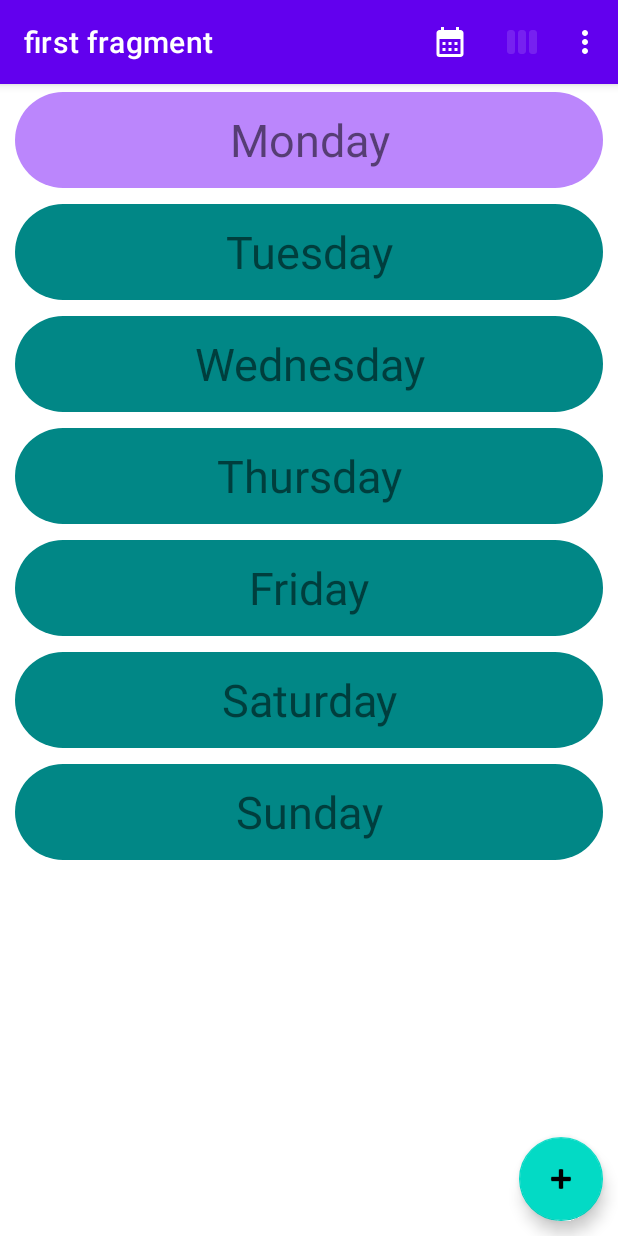
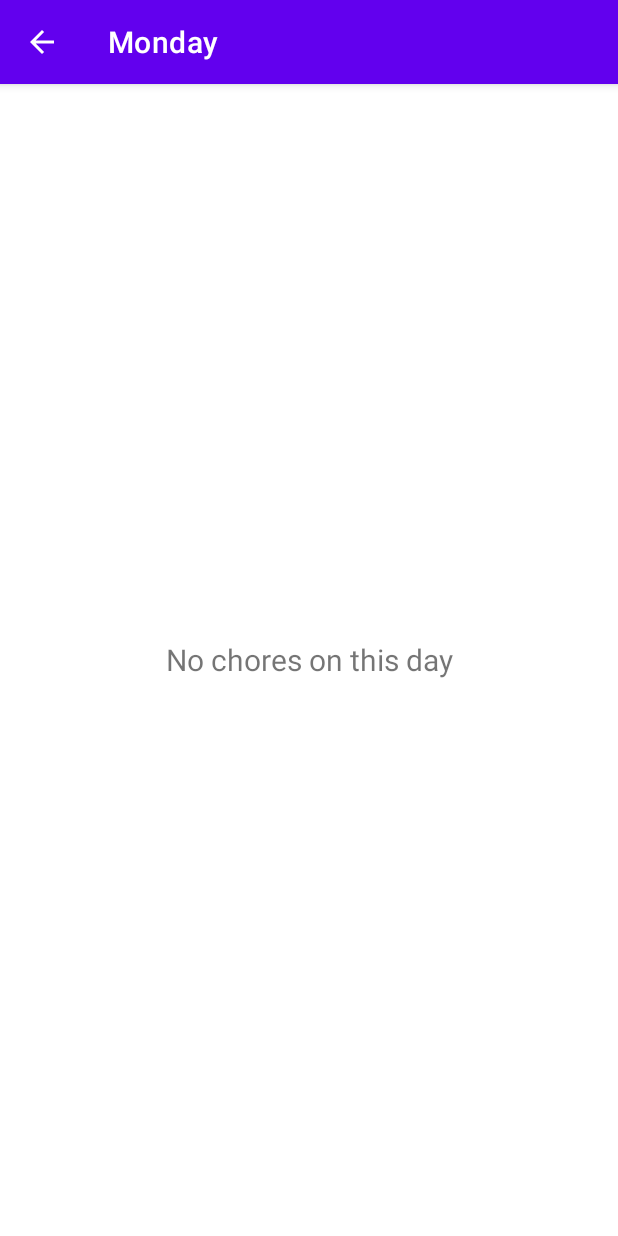
Before and after one commit to zamixn/ChoresRPG, an Android app: the screen it shows after launch (MainActivity before the commit, DayActivity after it), after a tap on an icon or button, on a phone screen of 412 x 824 dp. Run offline under Robolectric (Android 15) with nearby library versions, the phone set to English and light mode, and no system bars; our stand-ins replace navigation-ui.

Commit message:
day activity

```diff
--- a/app/src/main/AndroidManifest.xml
+++ b/app/src/main/AndroidManifest.xml
@@ -32,6 +32,10 @@
             android:exported="false"
             android:label="@string/monthly_view"
             android:theme="@style/Theme.ChoresRPG.NoActionBar" />
+        <activity
+            android:name=".DayActivity"
+            android:exported="false"
+            android:theme="@style/Theme.ChoresRPG.NoActionBar" />
     </application>
 
 </manifest>
--- a/app/src/main/java/com/zsoftware/choresrpg/ChoreListFragment.java
+++ b/app/src/main/java/com/zsoftware/choresrpg/ChoreListFragment.java
@@ -5,9 +5,10 @@ import android.view.LayoutInflater;
 import android.view.View;
 import android.view.ViewGroup;
 import android.widget.ImageView;
-import android.widget.ListView;
+import android.widget.LinearLayout;
 
 import androidx.annotation.NonNull;
+import androidx.core.content.ContextCompat;
 import androidx.fragment.app.Fragment;
 import androidx.navigation.fragment.NavHostFragment;
 
@@ -22,7 +23,7 @@ import java.util.List;
 public class ChoreListFragment extends Fragment {
 
     private FragmentChoreListBinding binding;
-    private Dictionary<WeekDay, ListView> ChoreLists;
+    private Dictionary<WeekDay, LinearLayout> ChoreLists;
     private Dictionary<WeekDay, ImageView> WeekImages;
 
     @Override
@@ -38,14 +39,14 @@ public class ChoreListFragment extends Fragment {
     public void onViewCreated(@NonNull View view, Bundle savedInstanceState) {
         super.onViewCreated(view, savedInstanceState);
 
-        ChoreLists = new Hashtable<WeekDay, ListView>();
-        ChoreLists.put(WeekDay.Monday, binding.mondayChoreListListView);
-        ChoreLists.put(WeekDay.Tuesday, binding.tuesdayChoreListListView);
-        ChoreLists.put(WeekDay.Wednesday, binding.wednesdayChoreListListView);
-        ChoreLists.put(WeekDay.Thursday, binding.thursdayChoreListListView);
-        ChoreLists.put(WeekDay.Friday, binding.fridayChoreListListView);
-        ChoreLists.put(WeekDay.Saturday, binding.saturdayChoreListListView);
-        ChoreLists.put(WeekDay.Sunday, binding.sundayChoreListListView);
+        ChoreLists = new Hashtable<WeekDay, LinearLayout>();
+        ChoreLists.put(WeekDay.Monday, binding.mondayChoreList);
+        ChoreLists.put(WeekDay.Tuesday, binding.tuesdayChoreList);
+        ChoreLists.put(WeekDay.Wednesday, binding.wednesdayChoreList);
+        ChoreLists.put(WeekDay.Thursday, binding.thursdayChoreList);
+        ChoreLists.put(WeekDay.Friday, binding.fridayChoreList);
+        ChoreLists.put(WeekDay.Saturday, binding.saturdayChoreList);
+        ChoreLists.put(WeekDay.Sunday, binding.sundayChoreList);
 
         WeekImages = new Hashtable<WeekDay, ImageView>();
         WeekImages.put(WeekDay.Monday, binding.mondayImageView);
@@ -59,7 +60,8 @@ public class ChoreListFragment extends Fragment {
         for (WeekDay d: WeekDay.values())
         {
             WeekDay wd = d;
-            WeekImages.get(d).setOnClickListener(view12 -> UpdateChoreListViews(wd));
+            WeekImages.get(d).setOnClickListener(view12 ->
+                    startActivity(DayActivity.CreateIntent(requireContext(), wd)));
         }
 
         binding.addChoreFab.setOnClickListener(view1 ->
@@ -68,24 +70,24 @@ public class ChoreListFragment extends Fragment {
         UpdateChoreListViews(GetCurrentWeekDay());
     }
 
+    // Fills every day's chore list (all are always visible; the fragment scrolls) and highlights the selected day.
     public void UpdateChoreListViews(WeekDay selectedWeek)
     {
         List<Chore> chores = SaveData.Instance().GetChoreList();
         for (WeekDay d: WeekDay.values())
         {
-            ChoreAdapter arrayAdapter =  new ChoreAdapter(getContext(), chores, d);
-            ListView lv = ChoreLists.get(d);
-            lv.setAdapter(arrayAdapter);
-            lv.setVisibility(View.GONE);
+            // The lists sit inside a ScrollView, so they are plain LinearLayouts filled with one row per
+            // chore (a ListView in a ScrollView only shows its first row).
+            ChoreAdapter adapter = new ChoreAdapter(getContext(), chores, d);
+            LinearLayout list = ChoreLists.get(d);
+            list.removeAllViews();
+            for (int i = 0; i < adapter.getCount(); i++)
+                list.addView(adapter.getView(i, null, list));
 
             ImageView iv = WeekImages.get(d);
-            iv.setImageDrawable(getResources().getDrawable(R.drawable.rounded_box));
+            int box = d == selectedWeek ? R.drawable.rounded_box_selected : R.drawable.rounded_box;
+            iv.setImageDrawable(ContextCompat.getDrawable(requireContext(), box));
         }
-
-        ListView currentDayView = ChoreLists.get(selectedWeek);
-        currentDayView.setVisibility(View.VISIBLE);
-        ImageView currentImageView = WeekImages.get(selectedWeek);
-        currentImageView.setImageDrawable(getResources().getDrawable(R.drawable.rounded_box_selected));
     }
 
     private WeekDay GetCurrentWeekDay()
--- /dev/null
+++ b/app/src/main/java/com/zsoftware/choresrpg/DayActivity.java
@@ -0,0 +1,99 @@
+package com.zsoftware.choresrpg;
+
+import android.content.Context;
+import android.content.Intent;
+import android.graphics.Color;
+import android.os.Bundle;
+
+import androidx.activity.EdgeToEdge;
+import androidx.activity.SystemBarStyle;
+import androidx.appcompat.app.AppCompatActivity;
+
+import com.zsoftware.choresrpg.adapters.ChoreAdapter;
+import com.zsoftware.choresrpg.choreicon.ChoreIconDictionary;
+import com.zsoftware.choresrpg.databinding.ActivityDayBinding;
+
+import java.text.SimpleDateFormat;
+import java.util.Calendar;
+import java.util.List;
+import java.util.Locale;
+
+// Lists all chores of one day. Opened from the week view (a weekday) or the month view (a date).
+public class DayActivity extends AppCompatActivity {
+
+    private static final String ExtraWeekDay = "WeekDay";
+    private static final String ExtraDateMillis = "DateMillis";
+
+    private ActivityDayBinding binding;
+
+    // For the week view: the day is only known as a weekday.
+    public static Intent CreateIntent(Context context, WeekDay weekDay)
+    {
+        Intent intent = new Intent(context, DayActivity.class);
+        intent.putExtra(ExtraWeekDay, weekDay.name());
+        return intent;
+    }
+
+    // For the month view: a specific date, shown in the title.
+    public static Intent CreateIntent(Context context, WeekDay weekDay, Calendar date)
+    {
+        Intent intent = CreateIntent(context, weekDay);
+        intent.putExtra(ExtraDateMillis, date.getTimeInMillis());
+        return intent;
+    }
+
+    @Override
+    protected void onCreate(Bundle savedInstanceState) {
+        EdgeToEdge.enable(this, SystemBarStyle.dark(Color.TRANSPARENT));
+        super.onCreate(savedInstanceState);
+        SaveData.Initialize(this);
+        ChoreIconDictionary.Initialize(this);
+
+        binding = ActivityDayBinding.inflate(getLayoutInflater());
+        setContentView(binding.getRoot());
+        ScreenSetup.ApplySafeAreaInsets(binding.appBar, binding.contentDay);
+
+        setSupportActionBar(binding.toolbar);
+        if (getSupportActionBar() != null)
+            getSupportActionBar().setDisplayHomeAsUpEnabled(true);
+
+        WeekDay weekDay = WeekDay.valueOf(getIntent().getStringExtra(ExtraWeekDay));
+        setTitle(GetDayTitle(weekDay));
+
+        List<Chore> chores = SaveData.Instance().GetChoreList();
+        binding.dayChoresList.setAdapter(new ChoreAdapter(this, chores, weekDay));
+        binding.dayChoresList.setEmptyView(binding.noChoresText);
+    }
+
+    @Override
+    public boolean onSupportNavigateUp() {
+        finish();
+        return true;
+    }
+
+    // "Monday, 23 November" when opened for a date, otherwise just "Monday".
+    private String GetDayTitle(WeekDay weekDay)
+    {
+        if (!getIntent().hasExtra(ExtraDateMillis))
+            return getString(GetFullDayName(weekDay));
+
+        Calendar date = Calendar.getInstance();
+        date.setTimeInMillis(getIntent().getLongExtra(ExtraDateMillis, 0));
+        String dayAndMonth = new SimpleDateFormat("d MMMM", Locale.getDefault()).format(date.getTime());
+        return getString(GetFullDayName(weekDay)) + ", " + dayAndMonth;
+    }
+
+    private static int GetFullDayName(WeekDay weekDay)
+    {
+        switch (weekDay)
+        {
+            case Monday: return R.string.week_day_button_monday_full;
+            case Tuesday: return R.string.week_day_button_tuesday_full;
+            case Wednesday: return R.string.week_day_button_wednesday_full;
+            case Thursday: return R.string.week_day_button_thursday_full;
+            case Friday: return R.string.week_day_button_friday_full;
+            case Saturday: return R.string.week_day_button_saturday_full;
+            default: return R.string.week_day_button_sunday_full;
+        }
+    }
+}
--- a/app/src/main/java/com/zsoftware/choresrpg/MonthActivity.java
+++ b/app/src/main/java/com/zsoftware/choresrpg/MonthActivity.java
@@ -133,19 +133,28 @@ public class MonthActivity extends AppCompatActivity {
                 if (dayOfMonth < 1 || dayOfMonth > daysInMonth)
                     cell = new View(this);
                 else
-                    cell = CreateDayCell(inflater, week, dayOfMonth, WeekDay.values()[column], chores, dayOfMonth == today);
+                    cell = CreateDayCell(inflater, week, month, dayOfMonth, WeekDay.values()[column], chores, dayOfMonth == today);
                 week.addView(cell, NewCellLayoutParams());
             }
             calendar.addView(week);
         }
     }
 
-    private View CreateDayCell(LayoutInflater inflater, ViewGroup parent, int dayOfMonth, WeekDay weekDay, List<Chore> chores, boolean isToday)
+    private View CreateDayCell(LayoutInflater inflater, ViewGroup parent, Calendar month, int dayOfMonth, WeekDay weekDay, List<Chore> chores, boolean isToday)
     {
         CalendarDayCellBinding cell = CalendarDayCellBinding.inflate(inflater, parent, false);
         cell.dayNumber.setText(String.valueOf(dayOfMonth));
         if (isToday)
             cell.getRoot().setBackgroundResource(R.drawable.calendar_day_today);
+
+        Calendar date = (Calendar) month.clone();
+        date.set(Calendar.DAY_OF_MONTH, dayOfMonth);
+        cell.getRoot().setOnClickListener(new View.OnClickListener() {
+            @Override
+            public void onClick(View view) {
+                startActivity(DayActivity.CreateIntent(MonthActivity.this, weekDay, date));
+            }
+        });
 
         for (Chore chore : chores)
         {
--- /dev/null
+++ b/app/src/main/res/layout/activity_day.xml
@@ -0,0 +1,46 @@
+<?xml version="1.0" encoding="utf-8"?>
+<androidx.coordinatorlayout.widget.CoordinatorLayout xmlns:android="http://schemas.android.com/apk/res/android"
+    xmlns:app="http://schemas.android.com/apk/res-auto"
+    xmlns:tools="http://schemas.android.com/tools"
+    android:layout_width="match_parent"
+    android:layout_height="match_parent"
+    tools:context=".DayActivity">
+
+    <com.google.android.material.appbar.AppBarLayout
+        android:id="@+id/app_bar"
+        android:layout_width="match_parent"
+        android:layout_height="wrap_content"
+        android:background="?attr/colorPrimaryVariant"
+        android:theme="@style/Theme.ChoresRPG.AppBarOverlay">
+
+        <androidx.appcompat.widget.Toolbar
+            android:id="@+id/toolbar"
+            android:layout_width="match_parent"
+            android:layout_height="?attr/actionBarSize"
+            android:background="?attr/colorPrimary"
+            app:popupTheme="@style/Theme.ChoresRPG.PopupOverlay" />
+
+    </com.google.android.material.appbar.AppBarLayout>
+
+    <FrameLayout
+        android:id="@+id/content_day"
+        android:layout_width="match_parent"
+        android:layout_height="match_parent"
+        app:layout_behavior="@string/appbar_scrolling_view_behavior">
+
+        <ListView
+            android:id="@+id/day_chores_list"
+            android:layout_width="match_parent"
+            android:layout_height="match_parent" />
+
+        <TextView
+            android:id="@+id/no_chores_text"
+            android:layout_width="match_parent"
+            android:layout_height="match_parent"
+            android:gravity="center"
+            android:text="@string/no_chores_on_day"
+            android:textSize="@dimen/normal_text_size" />
+
+    </FrameLayout>
+
+</androidx.coordinatorlayout.widget.CoordinatorLayout>
--- a/app/src/main/res/layout/calendar_day_cell.xml
+++ b/app/src/main/res/layout/calendar_day_cell.xml
@@ -4,6 +4,7 @@
     android:layout_width="match_parent"
     android:layout_height="wrap_content"
     android:background="@drawable/calendar_day_background"
+    android:foreground="?attr/selectableItemBackground"
     android:minHeight="@dimen/calendar_day_min_height"
     android:orientation="vertical"
     android:padding="@dimen/calendar_day_padding">
--- a/app/src/main/res/layout/fragment_chore_list.xml
+++ b/app/src/main/res/layout/fragment_chore_list.xml
@@ -14,6 +14,7 @@
             android:layout_width="match_parent"
             android:layout_height="wrap_content"
             android:orientation="vertical"
+            android:paddingBottom="@dimen/chore_list_bottom_padding"
             android:visibility="visible">
 
             <RelativeLayout
@@ -47,12 +48,11 @@
                     android:textSize="@dimen/big_text_size" />
             </RelativeLayout>
 
-            <ListView
-                android:id="@+id/monday_chore_list_ListView"
+            <LinearLayout
+                android:id="@+id/monday_chore_list"
                 android:layout_width="match_parent"
                 android:layout_height="wrap_content"
-                android:visibility="visible">
-            </ListView>
+                android:orientation="vertical" />
 
             <RelativeLayout
                 android:layout_width="match_parent"
@@ -85,12 +85,11 @@
                     android:textSize="@dimen/big_text_size" />
             </RelativeLayout>
 
-            <ListView
-                android:id="@+id/tuesday_chore_list_ListView"
+            <LinearLayout
+                android:id="@+id/tuesday_chore_list"
                 android:layout_width="match_parent"
                 android:layout_height="wrap_content"
-                android:visibility="visible">
-            </ListView>
+                android:orientation="vertical" />
 
             <RelativeLayout
                 android:layout_width="match_parent"
@@ -123,12 +122,11 @@
                     android:textSize="@dimen/big_text_size" />
             </RelativeLayout>
 
-            <ListView
-                android:id="@+id/wednesday_chore_list_ListView"
+            <LinearLayout
+                android:id="@+id/wednesday_chore_list"
                 android:layout_width="match_parent"
                 android:layout_height="wrap_content"
-                android:visibility="visible">
-            </ListView>
+                android:orientation="vertical" />
 
             <RelativeLayout
                 android:layout_width="match_parent"
@@ -161,12 +159,11 @@
                     android:textSize="@dimen/big_text_size" />
             </RelativeLayout>
 
-            <ListView
-                android:id="@+id/thursday_chore_list_ListView"
+            <LinearLayout
+                android:id="@+id/thursday_chore_list"
                 android:layout_width="match_parent"
                 android:layout_height="wrap_content"
-                android:visibility="visible">
-            </ListView>
+                android:orientation="vertical" />
 
             <RelativeLayout
                 android:layout_width="match_parent"
@@ -199,12 +196,11 @@
                     android:textSize="@dimen/big_text_size" />
             </RelativeLayout>
 
-            <ListView
-                android:id="@+id/friday_chore_list_ListView"
+            <LinearLayout
+                android:id="@+id/friday_chore_list"
                 android:layout_width="match_parent"
                 android:layout_height="wrap_content"
-                android:visibility="visible">
-            </ListView>
+                android:orientation="vertical" />
 
 
             <RelativeLayout
@@ -238,12 +234,11 @@
                     android:textSize="@dimen/big_text_size" />
             </RelativeLayout>
 
-            <ListView
-                android:id="@+id/saturday_chore_list_ListView"
+            <LinearLayout
+                android:id="@+id/saturday_chore_list"
                 android:layout_width="match_parent"
                 android:layout_height="wrap_content"
-                android:visibility="visible">
-            </ListView>
+                android:orientation="vertical" />
 
             <RelativeLayout
                 android:layout_width="match_parent"
@@ -276,12 +271,11 @@
                     android:textSize="@dimen/big_text_size" />
             </RelativeLayout>
 
-            <ListView
-                android:id="@+id/sunday_chore_list_ListView"
+            <LinearLayout
+                android:id="@+id/sunday_chore_list"
                 android:layout_width="match_parent"
                 android:layout_height="wrap_content"
-                android:visibility="visible">
-            </ListView>
+                android:orientation="vertical" />
 
 
         </LinearLayout>
--- a/app/src/main/res/values/dimens.xml
+++ b/app/src/main/res/values/dimens.xml
@@ -11,6 +11,7 @@
     <dimen name="big_text_size">30sp</dimen>
     <dimen name="chore_list_divider_margin_sides">10dp</dimen>
     <dimen name="chore_list_divider_margin_top_bottom">5dp</dimen>
+    <dimen name="chore_list_bottom_padding">88dp</dimen>
     <dimen name="calendar_padding">4dp</dimen>
     <dimen name="calendar_day_min_height">88dp</dimen>
     <dimen name="calendar_day_padding">3dp</dimen>
--- a/app/src/main/res/values/strings.xml
+++ b/app/src/main/res/values/strings.xml
@@ -34,5 +34,6 @@
     <string name="all_data_deleted">All data deleted</string>
     <string name="monthly_view">Monthly view</string>
     <string name="weekly_view">Weekly view</string>
+    <string name="no_chores_on_day">No chores on this day</string>
     <string name="chore_icon">Chore Icon</string>
 </resources>
```
